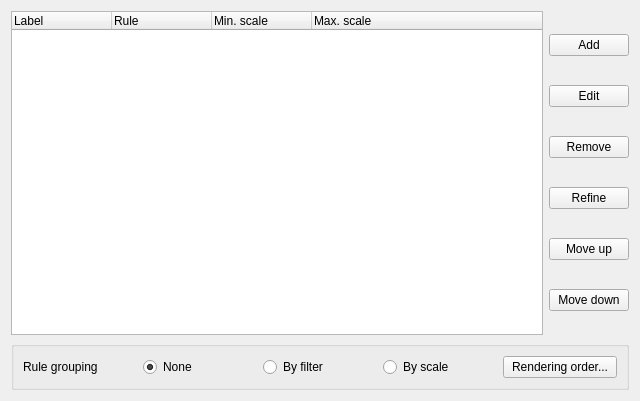
qgis/QGIS, file src/ui/qgsrulebasedrendererv2widget.ui: the form before one commit.
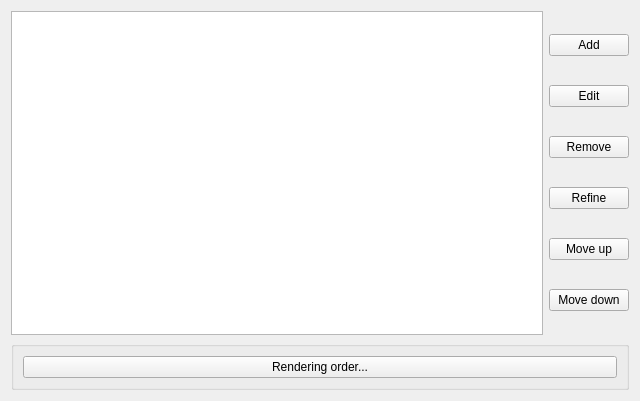
The form after the commit. Custom widgets are drawn as their Qt base class.

Commit message: Model/view-based tree of rules. Added basic unit test, GUI renderer test

Patch:
```diff
--- a/src/ui/qgsrulebasedrendererv2widget.ui
+++ b/src/ui/qgsrulebasedrendererv2widget.ui
@@ -11,42 +11,6 @@
    </rect>
   </property>
   <layout class="QGridLayout" name="gridLayout">
-   <item row="0" column="0">
-    <widget class="QgsRendererRulesTreeWidget" name="treeRules">
-     <property name="contextMenuPolicy">
-      <enum>Qt::CustomContextMenu</enum>
-     </property>
-     <property name="selectionMode">
-      <enum>QAbstractItemView::ExtendedSelection</enum>
-     </property>
-     <property name="rootIsDecorated">
-      <bool>false</bool>
-     </property>
-     <property name="headerHidden">
-      <bool>false</bool>
-     </property>
-     <column>
-      <property name="text">
-       <string>Label</string>
-      </property>
-     </column>
-     <column>
-      <property name="text">
-       <string>Rule</string>
-      </property>
-     </column>
-     <column>
-      <property name="text">
-       <string>Min. scale</string>
-      </property>
-     </column>
-     <column>
-      <property name="text">
-       <string>Max. scale</string>
-      </property>
-     </column>
-    </widget>
-   </item>
    <item row="0" column="1">
     <layout class="QVBoxLayout" name="verticalLayout">
      <item>
@@ -99,37 +63,6 @@
       <string notr="true"/>
      </property>
      <layout class="QHBoxLayout" name="horizontalLayout">
-      <item>
-       <widget class="QLabel" name="label">
-        <property name="text">
-         <string>Rule grouping</string>
-        </property>
-       </widget>
-      </item>
-      <item>
-       <widget class="QRadioButton" name="radNoGrouping">
-        <property name="text">
-         <string comment="No grouping for displaying rules">None</string>
-        </property>
-        <property name="checked">
-         <bool>true</bool>
-        </property>
-       </widget>
-      </item>
-      <item>
-       <widget class="QRadioButton" name="radGroupFilter">
-        <property name="text">
-         <string comment="Group rules by filter">By filter</string>
-        </property>
-       </widget>
-      </item>
-      <item>
-       <widget class="QRadioButton" name="radGroupScale">
-        <property name="text">
-         <string comment="Group rules by scale">By scale</string>
-        </property>
-       </widget>
-      </item>
       <item>
        <widget class="QPushButton" name="btnRenderingOrder">
         <property name="text">
@@ -140,15 +73,18 @@
      </layout>
     </widget>
    </item>
+   <item row="0" column="0">
+    <widget class="QTreeView" name="viewRules">
+     <property name="contextMenuPolicy">
+      <enum>Qt::CustomContextMenu</enum>
+     </property>
+     <property name="selectionMode">
+      <enum>QAbstractItemView::ExtendedSelection</enum>
+     </property>
+    </widget>
+   </item>
   </layout>
  </widget>
- <customwidgets>
-  <customwidget>
-   <class>QgsRendererRulesTreeWidget</class>
-   <extends>QTreeWidget</extends>
-   <header>qgsrulebasedrendererv2widget.h</header>
-  </customwidget>
- </customwidgets>
  <resources/>
  <connections/>
 </ui>
```
The commit also changes 12 other files.
